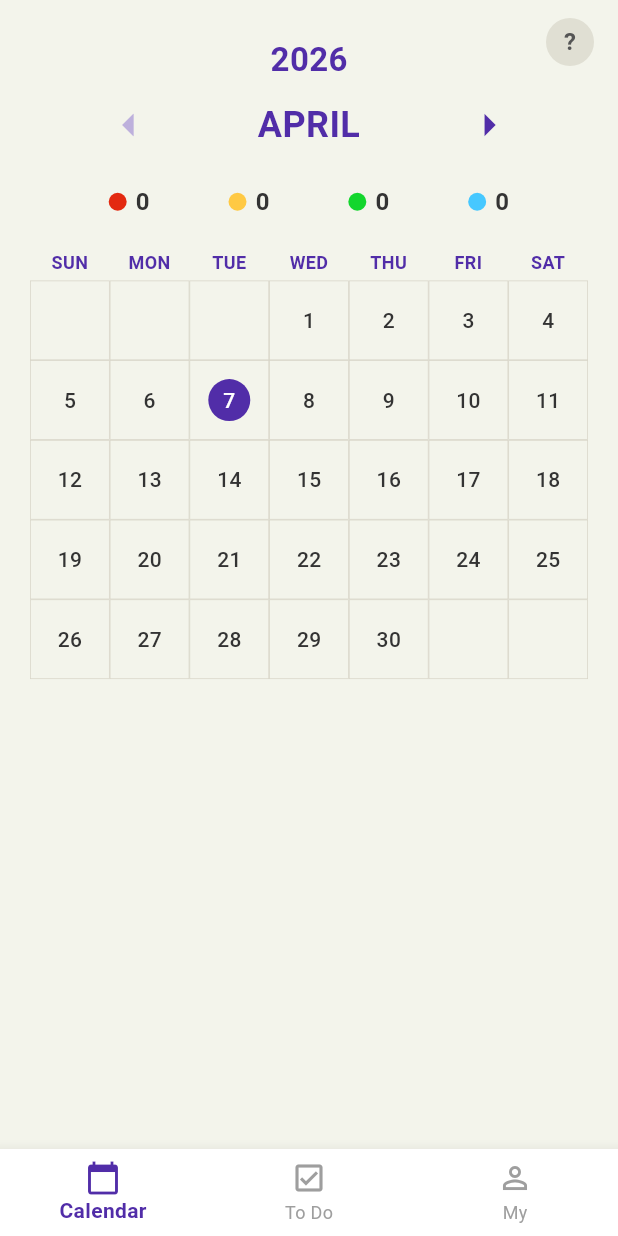
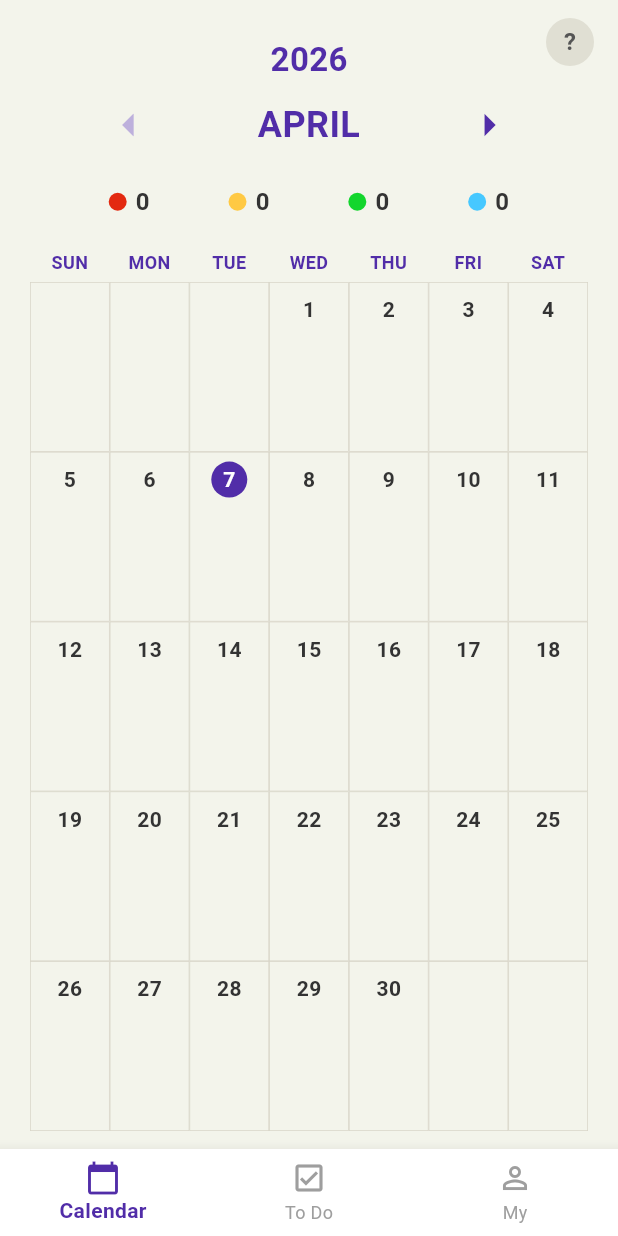
Before and after one commit to loveAlakazam/just_three_todolist, a Flutter app: the CalendarScreen screen opened directly, on a phone screen of 412 x 824 dp. Run offline on Flutter 3.47's test engine with Material 3 defaults, Android fonts, the phone set to English and light mode, and no system bars; our stand-ins replace sign_in_button.

Commit message:
feat: 캘린더/Todo BottomNav 네비게이션 및 그리드 UI 개선
Co-Authored-By: Claude Opus 4.6 <noreply@anthropic.com>

```diff
--- a/lib/features/calendar/view/calendar_screen.dart
+++ b/lib/features/calendar/view/calendar_screen.dart
@@ -1,6 +1,7 @@
 import 'package:flutter/material.dart';
 
 import '../../../shared/widgets/calendar_grid.dart';
+import '../../todo/view/todo_screen.dart';
 
 /// 캘린더 화면.
 ///
@@ -66,7 +67,26 @@ class _CalendarScreenState extends State<CalendarScreen> {
   final Map<int, double> _achievementRates = <int, double>{};
 
   /// 현재 선택된 BottomNavigation 인덱스 (0: Calendar, 1: To Do, 2: My)
-  int _currentTabIndex = 0;
+  static const int _tabIndex = 0;
+
+  /// BottomNavigationBar 탭 핸들러.
+  ///
+  /// 스펙(`.claude/agents/ui-implementor.md` `공유 위젯: BottomNavigationBar` 절):
+  /// - 동일 탭 재선택은 no-op.
+  /// - 다른 탭은 백 스택을 쌓지 않도록 `pushReplacement`로 화면 전환.
+  /// - go_router 도입 후 `context.go(...)`로 교체 예정.
+  void _onTabTapped(int index) {
+    if (index == _tabIndex) return;
+    switch (index) {
+      case 1:
+        Navigator.of(context).pushReplacement(
+          MaterialPageRoute<void>(builder: (_) => const TodoScreen()),
+        );
+      case 2:
+        // TODO(my-page): MyScreen 구현 후 pushReplacement 연결.
+        break;
+    }
+  }
 
   bool get _canGoPrev => _displayMonth.isAfter(_minMonth);
 
@@ -89,8 +109,11 @@ class _CalendarScreenState extends State<CalendarScreen> {
     int yellow = 0;
     int green = 0;
     int blue = 0;
-    final int daysInMonth =
-        DateTime(_displayMonth.year, _displayMonth.month + 1, 0).day;
+    final int daysInMonth = DateTime(
+      _displayMonth.year,
+      _displayMonth.month + 1,
+      0,
+    ).day;
     for (int day = 1; day <= daysInMonth; day++) {
       final double rate = _achievementRates[day] ?? 0;
       if (rate <= 0) continue;
@@ -124,7 +147,7 @@ class _CalendarScreenState extends State<CalendarScreen> {
                   _buildLegendBar(),
                   const SizedBox(height: 20),
                   _buildWeekdayHeader(),
-                  const SizedBox(height: 4),
+                  const SizedBox(height: 5),
                   Expanded(
                     child: CalendarGrid(
                       displayMonth: _displayMonth,
@@ -135,11 +158,7 @@ class _CalendarScreenState extends State<CalendarScreen> {
                 ],
               ),
             ),
-            Positioned(
-              top: 12,
-              right: 16,
-              child: _buildHelpButton(),
-            ),
+            Positioned(top: 12, right: 16, child: _buildHelpButton()),
           ],
         ),
       ),
@@ -247,7 +266,7 @@ class _CalendarScreenState extends State<CalendarScreen> {
                 textAlign: TextAlign.center,
                 style: const TextStyle(
                   fontSize: 12,
-                  fontWeight: FontWeight.w600,
+                  fontWeight: FontWeight.bold,
                   color: _primary,
                 ),
               ),
@@ -330,8 +349,8 @@ class _CalendarScreenState extends State<CalendarScreen> {
   // ────────────────────── BottomNavigationBar ──────────────────────
   Widget _buildBottomNav() {
     return BottomNavigationBar(
-      currentIndex: _currentTabIndex,
-      onTap: (int idx) => setState(() => _currentTabIndex = idx),
+      currentIndex: _tabIndex,
+      onTap: _onTabTapped,
       type: BottomNavigationBarType.fixed,
       backgroundColor: Colors.white,
       selectedItemColor: _primary,
@@ -398,10 +417,7 @@ class _GuideRow extends StatelessWidget {
         Expanded(
           child: Text(
             description,
-            style: const TextStyle(
-              fontSize: 14,
-              color: Color(0xFF333333),
-            ),
+            style: const TextStyle(fontSize: 14, color: Color(0xFF333333)),
           ),
         ),
       ],
--- a/lib/shared/widgets/calendar_grid.dart
+++ b/lib/shared/widgets/calendar_grid.dart
@@ -46,13 +46,17 @@ class CalendarGrid extends StatelessWidget {
     final int rowCount = (totalCells / 7).ceil();
     final int gridCount = rowCount * 7;
 
+    // 가용 높이를 행 수로 나눠 셀 높이를 결정 → 그리드가 항상 부모 영역을 꽉 채운다.
+    return LayoutBuilder(
+      builder: (BuildContext context, BoxConstraints constraints) {
+        final double cellHeight = constraints.maxHeight / rowCount;
         return GridView.builder(
           shrinkWrap: true,
           physics: const NeverScrollableScrollPhysics(),
           padding: EdgeInsets.zero,
-      gridDelegate: const SliverGridDelegateWithFixedCrossAxisCount(
+          gridDelegate: SliverGridDelegateWithFixedCrossAxisCount(
             crossAxisCount: 7,
-        childAspectRatio: 1,
+            mainAxisExtent: cellHeight,
           ),
           itemCount: gridCount,
           itemBuilder: (BuildContext context, int index) {
@@ -65,6 +69,8 @@ class CalendarGrid extends StatelessWidget {
                 day == today.day;
             final double rate = achievementRates[day] ?? 0;
             return _dayCell(day: day, isToday: isToday, rate: rate);
+          },
+        );
       },
     );
   }
@@ -82,33 +88,46 @@ class CalendarGrid extends StatelessWidget {
     required bool isToday,
     required double rate,
   }) {
+    // 날짜 숫자: 세로 상단 + 가로 중앙 정렬.
+    // 오늘 강조 원은 숫자를 감싸는 형태로 상단에 함께 배치.
+    // 스티커는 셀 하단 중앙.
     return Container(
       decoration: BoxDecoration(
         border: Border.all(color: const Color(0xFFD8D5C8), width: 0.5),
       ),
       child: Stack(
+        children: <Widget>[
+          Align(
+            alignment: Alignment.topCenter,
+            child: Padding(
+              padding: const EdgeInsets.only(top: 6),
+              child: Container(
+                width: 24,
+                height: 24,
                 alignment: Alignment.center,
-        children: <Widget>[
-          if (isToday)
-            Container(
-              width: 28,
-              height: 28,
-              decoration: const BoxDecoration(
-                color: _primary,
+                decoration: BoxDecoration(
+                  color: isToday ? _primary : Colors.transparent,
                   shape: BoxShape.circle,
                 ),
-            ),
-          Text(
+                child: Text(
                   '$day',
                   style: TextStyle(
                     fontSize: 14,
-              fontWeight: FontWeight.w500,
-              color: isToday ? Colors.white : const Color(0xFF333333),
+                    fontWeight: FontWeight.bold,
+                    color: isToday
+                        ? Colors.white
+                        : const Color(0xFF333333),
                   ),
                 ),
-          Positioned(
-            bottom: 6,
+              ),
+            ),
+          ),
+          Align(
+            alignment: Alignment.bottomCenter,
+            child: Padding(
+              padding: const EdgeInsets.only(bottom: 6),
               child: AchievementSticker(rate: rate, size: 8),
+            ),
           ),
         ],
       ),
```
Also changed, not shown: lib/features/todo/view/todo_screen.dart (+23 -3 lines), 7 other files. Lines whose indentation alone changed are shown as unchanged.
